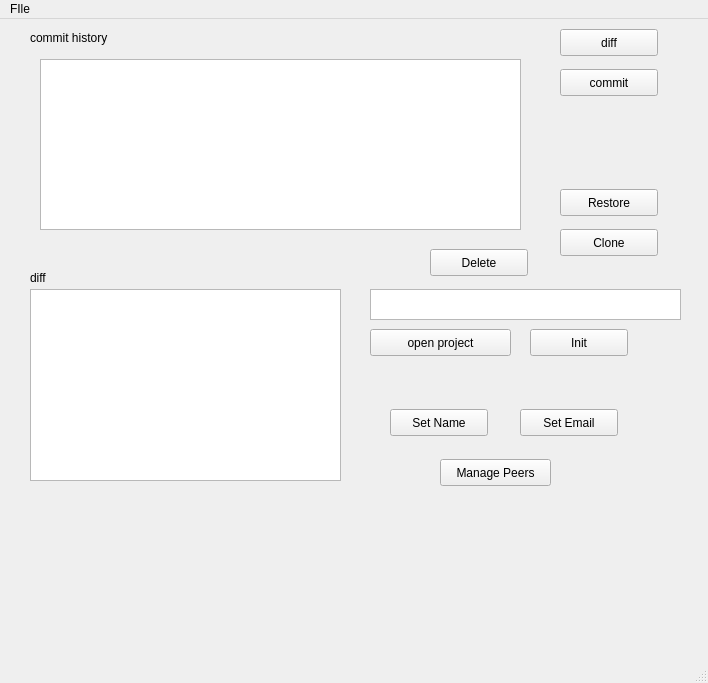
First picture: the form in git.ui, repository shivanshuag/gaea, before the edit.
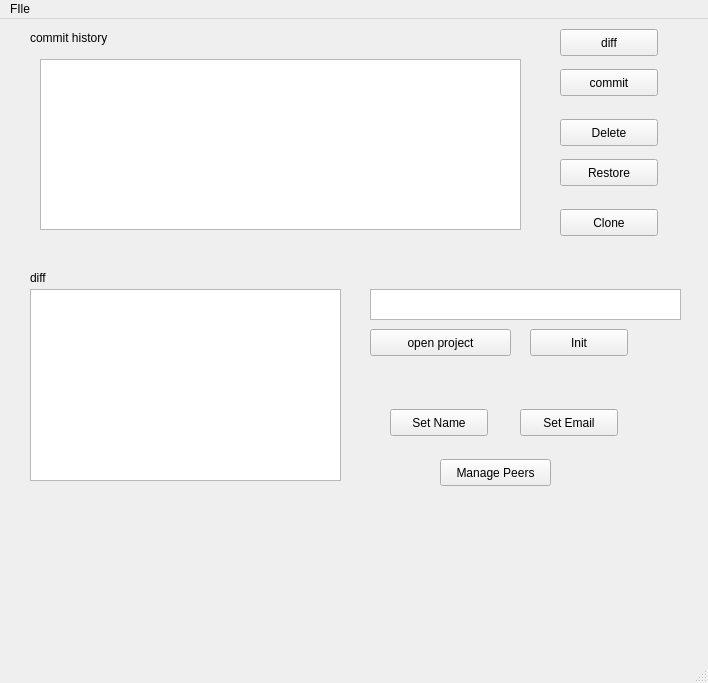
Second picture: the form after the edit.

```diff
--- a/git.ui
+++ b/git.ui
@@ -119,7 +119,7 @@
     <property name="geometry">
      <rect>
       <x>560</x>
-      <y>170</y>
+      <y>140</y>
       <width>98</width>
       <height>27</height>
      </rect>
@@ -132,7 +132,7 @@
     <property name="geometry">
      <rect>
       <x>560</x>
-      <y>210</y>
+      <y>190</y>
       <width>98</width>
       <height>27</height>
      </rect>
@@ -157,8 +157,8 @@
    <widget class="QPushButton" name="but_delete">
     <property name="geometry">
      <rect>
-      <x>430</x>
-      <y>230</y>
+      <x>560</x>
+      <y>100</y>
       <width>98</width>
       <height>27</height>
      </rect>
```
Left out of the diff: 2 changed lines with no effect on the pictures.
